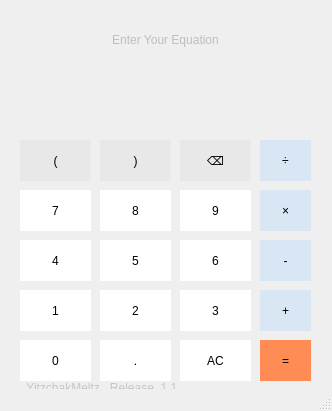
Qt form DesktopCalculatorGUI_1.1.0.ui (YitzchakMeltz/DesktopCalculator) before a commit.
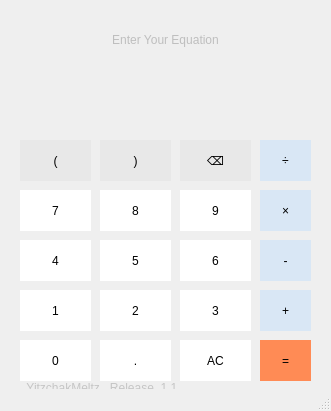
The same form after that commit.

Commit message: Update GUI 1.1.0 and create .py

Patch:
```diff
--- a/DesktopCalculatorGUI_1.1.0.ui
+++ b/DesktopCalculatorGUI_1.1.0.ui
@@ -6,7 +6,7 @@
    <rect>
     <x>0</x>
     <y>0</y>
-    <width>332</width>
+    <width>331</width>
     <height>411</height>
    </rect>
   </property>
```
Left out of the diff: 66 changed lines with no effect on the pictures. The commit also changes 1 other file.
